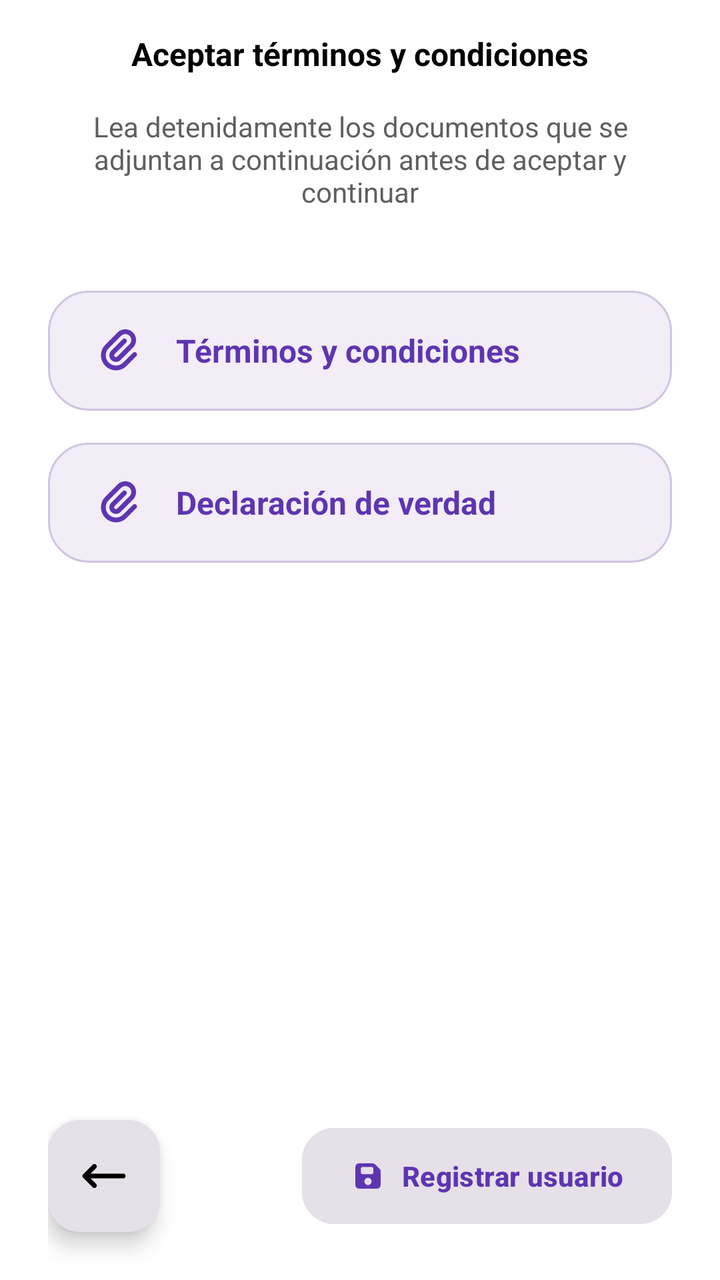
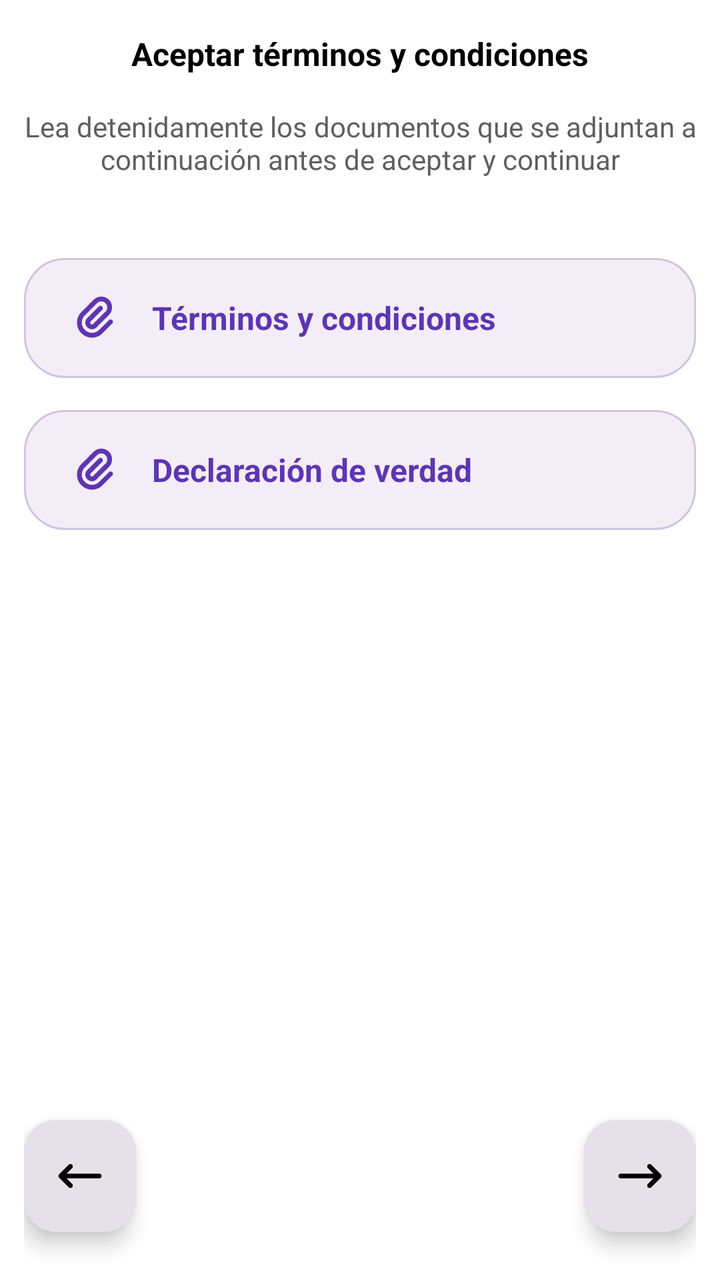

The first picture is an Android layout as it rendered before a commit; the second is the same layout after the commit. The layout source and the unified diff follow.
<!-- AndroidManifest.xml: application theme Theme.PSS -->
<!-- res/layout/step3_fragment.xml -->
<?xml version="1.0" encoding="utf-8"?>
<androidx.constraintlayout.widget.ConstraintLayout xmlns:android="http://schemas.android.com/apk/res/android"
    xmlns:app="http://schemas.android.com/apk/res-auto"
    android:layout_width="match_parent"
    android:layout_height="match_parent"
    android:paddingHorizontal="24dp"
    android:background="#FFFFFF">

    <TextView
        android:id="@+id/tvTitlePaso3"
        android:layout_width="wrap_content"
        android:layout_height="wrap_content"
        android:layout_marginTop="16dp"
        android:text="Aceptar términos y condiciones"
        android:textColor="#000000"
        android:textSize="16sp"
        android:textStyle="bold"
        app:layout_constraintEnd_toEndOf="parent"
        app:layout_constraintStart_toStartOf="parent"
        app:layout_constraintTop_toTopOf="parent" />

    <TextView
        android:id="@+id/tvDescPaso3"
        android:layout_width="match_parent"
        android:layout_height="wrap_content"
        android:layout_marginTop="16dp"
        android:gravity="center"
        android:text="Lea detenidamente los documentos que se adjuntan a continuación antes de aceptar y continuar"
        android:textColor="@color/gris_texto"
        android:textSize="14sp"
        app:layout_constraintTop_toBottomOf="@id/tvTitlePaso3" />

    
    <LinearLayout
        android:id="@+id/btnTerminos"
        android:layout_width="match_parent"
        android:layout_height="60dp"
        android:layout_marginTop="40dp"
        android:background="@drawable/bg_button_rounded"
        android:gravity="center_vertical"
        android:orientation="horizontal"
        android:paddingHorizontal="24dp"
        app:layout_constraintTop_toBottomOf="@id/tvDescPaso3">

        <ImageView
            android:layout_width="24dp"
            android:layout_height="24dp"
            android:src="@drawable/att_icon"
            app:tint="@color/morado_texto" />

        <TextView
            android:layout_width="wrap_content"
            android:layout_height="wrap_content"
            android:layout_marginStart="16dp"
            android:text="Términos y condiciones"
            android:textColor="@color/morado_texto"
            android:textSize="16sp"
            android:textStyle="bold" />
    </LinearLayout>

    
    <LinearLayout
        android:id="@+id/btnDeclaracion"
        android:layout_width="match_parent"
        android:layout_height="60dp"
        android:layout_marginTop="16dp"
        android:background="@drawable/bg_button_rounded"
        android:gravity="center_vertical"
        android:orientation="horizontal"
        android:paddingHorizontal="24dp"
        app:layout_constraintTop_toBottomOf="@id/btnTerminos">

        <ImageView
            android:layout_width="24dp"
            android:layout_height="24dp"
            android:src="@drawable/att_icon"
            app:tint="@color/morado_texto" />

        <TextView
            android:layout_width="wrap_content"
            android:layout_height="wrap_content"
            android:layout_marginStart="16dp"
            android:text="Declaración de verdad"
            android:textColor="@color/morado_texto"
            android:textSize="16sp"
            android:textStyle="bold" />
    </LinearLayout>

    
    <com.google.android.material.floatingactionbutton.FloatingActionButton
        android:id="@+id/fabAtrasPaso3"
        android:layout_width="wrap_content"
        android:layout_height="wrap_content"
        android:layout_marginBottom="24dp"
        android:src="@drawable/left_arrow"
        app:backgroundTint="@color/lila_claro"
        app:layout_constraintBottom_toBottomOf="parent"
        app:layout_constraintStart_toStartOf="parent"
        app:tint="#000000" />

    
    <com.google.android.material.button.MaterialButton
        android:id="@+id/btnRegistrarUsuario"
        android:layout_width="wrap_content"
        android:layout_height="56dp"
        android:layout_marginBottom="24dp"
        android:backgroundTint="@color/lila_claro"
        android:text="Registrar usuario"
        android:textAllCaps="false"
        android:textColor="@color/morado_texto"
        android:textSize="14sp"
        android:textStyle="bold"
        app:cornerRadius="16dp"
        app:icon="@drawable/save_icon"
        app:iconGravity="textStart"
        app:iconTint="@color/morado_texto"
        app:layout_constraintBottom_toBottomOf="parent"
        app:layout_constraintEnd_toEndOf="parent" />

</androidx.constraintlayout.widget.ConstraintLayout>
<!-- resources referenced by this layout -->
<resources>
  <color name="gris_texto">#5F5F5F</color>
  <color name="lila_claro">#E6E0E9</color>
  <color name="morado_texto">#5E35B1</color>
  <!-- drawable att_icon (drawable) -->
  <vector xmlns:android="http://schemas.android.com/apk/res/android" android:height="40dp" android:viewportHeight="640" android:viewportWidth="640" android:width="40dp">
        
      <path android:fillColor="#FF000000" android:pathData="M288.6,76.8C344.8,20.6 436,20.6 492.2,76.8C548.4,133 548.4,224.2 492.2,280.4L328.2,444.4C293.8,478.8 238.1,478.8 203.7,444.4C169.3,410 169.3,354.3 203.7,319.9L356.5,167.3C369,154.8 389.3,154.8 401.8,167.3C414.3,179.8 414.3,200.1 401.8,212.6L249,365.3C239.6,374.7 239.6,389.9 249,399.2C258.4,408.5 273.6,408.6 282.9,399.2L446.9,235.2C478.1,204 478.1,153.3 446.9,122.1C415.7,90.9 365,90.9 333.8,122.1L169.8,286.1C116.7,339.2 116.7,425.3 169.8,478.4C222.9,531.5 309,531.5 362.1,478.4L492.3,348.3C504.8,335.8 525.1,335.8 537.6,348.3C550.1,360.8 550.1,381.1 537.6,393.6L407.4,523.6C329.3,601.7 202.7,601.7 124.6,523.6C46.5,445.5 46.5,318.9 124.6,240.8L288.6,76.8z"/>
      
  </vector>
  <!-- drawable bg_button_rounded (drawable) -->
  <?xml version="1.0" encoding="utf-8"?>
  <shape xmlns:android="http://schemas.android.com/apk/res/android">
      <solid android:color="#F3EDF7" />
      <corners android:radius="20dp" />
      <stroke android:width="1dp" android:color="#D0C4E0" /> 
  </shape>
  <!-- drawable left_arrow (drawable) -->
  <vector xmlns:android="http://schemas.android.com/apk/res/android" android:height="40dp" android:viewportHeight="640" android:viewportWidth="640" android:width="40dp">
        
      <path android:fillColor="#FF000000" android:pathData="M41.4,297.4C28.9,309.9 28.9,330.2 41.4,342.7L169.4,470.7C181.9,483.2 202.2,483.2 214.7,470.7C227.2,458.2 227.2,437.9 214.7,425.4L141.3,352L576,352C593.7,352 608,337.7 608,320C608,302.3 593.7,288 576,288L141.3,288L214.7,214.6C227.2,202.1 227.2,181.8 214.7,169.3C202.2,156.8 181.9,156.8 169.4,169.3L41.4,297.3z"/>
      
  </vector>
  <!-- drawable save_icon (drawable) -->
  <vector xmlns:android="http://schemas.android.com/apk/res/android" android:height="40dp" android:viewportHeight="640" android:viewportWidth="640" android:width="40dp">
        
      <path android:fillColor="#FF000000" android:pathData="M160,96C124.7,96 96,124.7 96,160L96,480C96,515.3 124.7,544 160,544L480,544C515.3,544 544,515.3 544,480L544,237.3C544,220.3 537.3,204 525.3,192L448,114.7C436,102.7 419.7,96 402.7,96L160,96zM192,192C192,174.3 206.3,160 224,160L384,160C401.7,160 416,174.3 416,192L416,256C416,273.7 401.7,288 384,288L224,288C206.3,288 192,273.7 192,256L192,192zM320,352C355.3,352 384,380.7 384,416C384,451.3 355.3,480 320,480C284.7,480 256,451.3 256,416C256,380.7 284.7,352 320,352z"/>
      
  </vector>
  <style name="Theme.PSS" parent="Base.Theme.PSS" />
  <style name="Base.Theme.PSS" parent="Theme.Material3.DayNight.NoActionBar">
          
          
      </style>
</resources>

<!-- the commit's change to res/layout/step3_fragment.xml (unified diff, before → after) -->
@@ -3,7 +3,7 @@
     xmlns:app="http://schemas.android.com/apk/res-auto"
     android:layout_width="match_parent"
     android:layout_height="match_parent"
-    android:paddingHorizontal="24dp"
+    android:paddingHorizontal="12dp"
     android:background="#FFFFFF">
 
     <TextView
@@ -99,22 +99,15 @@
         app:tint="#000000" />
 
     
-    <com.google.android.material.button.MaterialButton
-        android:id="@+id/btnRegistrarUsuario"
+    <com.google.android.material.floatingactionbutton.FloatingActionButton
+        android:id="@+id/fabSiguientePaso4"
         android:layout_width="wrap_content"
-        android:layout_height="56dp"
+        android:layout_height="wrap_content"
         android:layout_marginBottom="24dp"
-        android:backgroundTint="@color/lila_claro"
-        android:text="Registrar usuario"
-        android:textAllCaps="false"
-        android:textColor="@color/morado_texto"
-        android:textSize="14sp"
-        android:textStyle="bold"
-        app:cornerRadius="16dp"
-        app:icon="@drawable/save_icon"
-        app:iconGravity="textStart"
-        app:iconTint="@color/morado_texto"
+        android:src="@drawable/right_arrow"
+        app:backgroundTint="@color/lila_claro"
         app:layout_constraintBottom_toBottomOf="parent"
-        app:layout_constraintEnd_toEndOf="parent" />
+        app:layout_constraintEnd_toEndOf="parent"
+        app:tint="#000000" />
 
 </androidx.constraintlayout.widget.ConstraintLayout>
<!-- resource entries referenced after the edit -->
@@ -22,10 +22,10 @@
       <path android:fillColor="#FF000000" android:pathData="M41.4,297.4C28.9,309.9 28.9,330.2 41.4,342.7L169.4,470.7C181.9,483.2 202.2,483.2 214.7,470.7C227.2,458.2 227.2,437.9 214.7,425.4L141.3,352L576,352C593.7,352 608,337.7 608,320C608,302.3 593.7,288 576,288L141.3,288L214.7,214.6C227.2,202.1 227.2,181.8 214.7,169.3C202.2,156.8 181.9,156.8 169.4,169.3L41.4,297.3z"/>
       
   </vector>
-  <!-- drawable save_icon (drawable) -->
+  <!-- drawable right_arrow (drawable) -->
   <vector xmlns:android="http://schemas.android.com/apk/res/android" android:height="40dp" android:viewportHeight="640" android:viewportWidth="640" android:width="40dp">
         
-      <path android:fillColor="#FF000000" android:pathData="M160,96C124.7,96 96,124.7 96,160L96,480C96,515.3 124.7,544 160,544L480,544C515.3,544 544,515.3 544,480L544,237.3C544,220.3 537.3,204 525.3,192L448,114.7C436,102.7 419.7,96 402.7,96L160,96zM192,192C192,174.3 206.3,160 224,160L384,160C401.7,160 416,174.3 416,192L416,256C416,273.7 401.7,288 384,288L224,288C206.3,288 192,273.7 192,256L192,192zM320,352C355.3,352 384,380.7 384,416C384,451.3 355.3,480 320,480C284.7,480 256,451.3 256,416C256,380.7 284.7,352 320,352z"/>
+      <path android:fillColor="#FF000000" android:pathData="M598.6,342.6C611.1,330.1 611.1,309.8 598.6,297.3L470.6,169.3C458.1,156.8 437.8,156.8 425.3,169.3C412.8,181.8 412.8,202.1 425.3,214.6L498.7,288L64,288C46.3,288 32,302.3 32,320C32,337.7 46.3,352 64,352L498.7,352L425.3,425.4C412.8,437.9 412.8,458.2 425.3,470.7C437.8,483.2 458.1,483.2 470.6,470.7L598.6,342.7z"/>
       
   </vector>
   <style name="Theme.PSS" parent="Base.Theme.PSS" />
